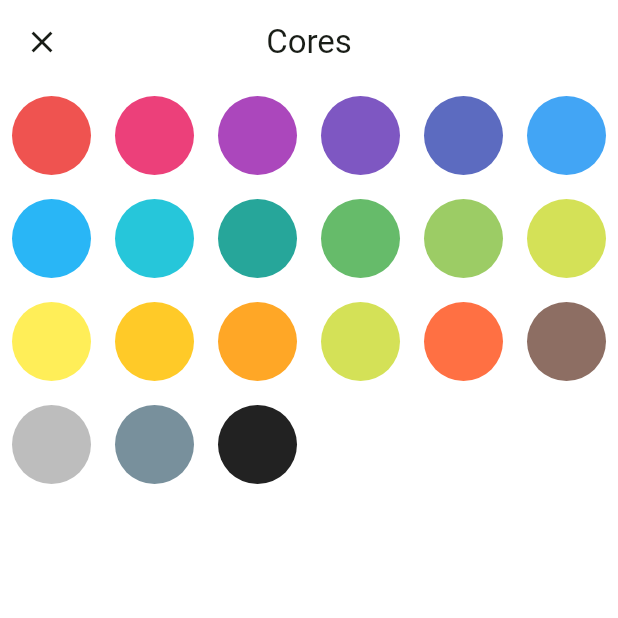
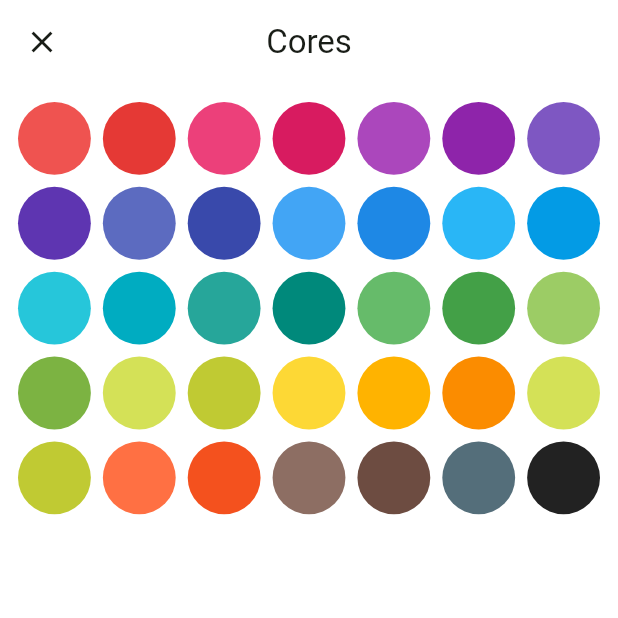
Before and after one commit to lucasdanbatista/budgetbud, a Flutter app: the CategoryColorsBottomSheet screen opened directly, on a phone screen of 412 x 824 dp, the top half of it. Run offline on Flutter 3.47's test engine with Material 2 defaults, Android fonts, the phone set to English and light mode, and no system bars; our stand-ins replace auto_route, flutter_mobx, get_it, line_icons, mobx, sqflite; accounts and stored records are empty; generated files the repository leaves out were written again.

Commit message:
Add more icons and colors

```diff
--- a/lib/core/entities/category.dart
+++ b/lib/core/entities/category.dart
@@ -1,4 +1,5 @@
 import 'package:flutter/material.dart';
+import 'package:line_icons/line_icons.dart';
 
 import 'budget.dart';
 import 'entity.dart';
@@ -10,37 +11,69 @@ class Category extends Entity {
   late Color color;
   late double budgetLimit;
   late final Budget budget;
+
   static const icons = {
-    'ic_restaurant_outlined': Icons.restaurant_outlined,
-    'ic_shopping_cart_outlined': Icons.shopping_cart_outlined,
-    'ic_dry_cleaning_outlined': Icons.dry_cleaning_outlined,
-    'ic_receipt_long_outlined': Icons.receipt_long_outlined,
-    'ic_home_outlined': Icons.home_outlined,
-    'ic_directions_car_outlined': Icons.directions_car_outlined,
-    'ic_beach_access_outlined': Icons.beach_access_outlined,
-    'ic_card_travel_outlined': Icons.card_travel_outlined,
+    '8d0486d6': LineIcons.pizzaSlice,
+    '7ebc6c2b': LineIcons.shoppingCart,
+    '13f82d9e': LineIcons.tShirt,
+    'cf357f08': LineIcons.moneyBill,
+    '6df8f3ba': LineIcons.home,
+    '0749e67f': LineIcons.car,
+    '1dff11aa': LineIcons.compass,
+    '7f41acb2': LineIcons.plane,
+    'a410e0a4': LineIcons.heartbeat,
+    'e7b4386f': LineIcons.gamepad,
+    '033572c0': LineIcons.wrench,
+    '2b2c3f83': LineIcons.gift,
+    '0e9598e2': LineIcons.firstAid,
+    '4c4145e2': LineIcons.wineGlass,
+    '0f807d74': LineIcons.dog,
+    '2f350878': LineIcons.cat,
+    '341fa2b5': LineIcons.wallet,
+    'e398d2a4': LineIcons.music,
+    'ee7af55a': LineIcons.graduationCap,
+    '6cd36444': LineIcons.creditCard,
+    'dcb0b3d2': LineIcons.fileInvoiceWithUsDollar,
+    '23ee6987': LineIcons.userFriends,
+    '1b7ee9a0': LineIcons.piggyBank,
+    '49550a2d': LineIcons.cut,
   };
+
   static final colors = [
     Colors.red.shade400,
+    Colors.red.shade600,
     Colors.pink.shade400,
+    Colors.pink.shade600,
     Colors.purple.shade400,
+    Colors.purple.shade600,
     Colors.deepPurple.shade400,
+    Colors.deepPurple.shade600,
     Colors.indigo.shade400,
+    Colors.indigo.shade600,
     Colors.blue.shade400,
+    Colors.blue.shade600,
     Colors.lightBlue.shade400,
+    Colors.lightBlue.shade600,
     Colors.cyan.shade400,
+    Colors.cyan.shade600,
     Colors.teal.shade400,
+    Colors.teal.shade600,
     Colors.green.shade400,
+    Colors.green.shade600,
     Colors.lightGreen.shade400,
+    Colors.lightGreen.shade600,
     Colors.lime.shade400,
-    Colors.yellow.shade400,
-    Colors.amber.shade400,
-    Colors.orange.shade400,
+    Colors.lime.shade600,
+    Colors.yellow.shade600,
+    Colors.amber.shade600,
+    Colors.orange.shade600,
     Colors.lime.shade400,
+    Colors.lime.shade600,
     Colors.deepOrange.shade400,
+    Colors.deepOrange.shade600,
     Colors.brown.shade400,
-    Colors.grey.shade400,
-    Colors.blueGrey.shade400,
+    Colors.brown.shade600,
+    Colors.blueGrey.shade600,
     Colors.black87,
   ];
 
--- a/lib/features/budget_details/widgets/category_colors_bottom_sheet.dart
+++ b/lib/features/budget_details/widgets/category_colors_bottom_sheet.dart
@@ -18,17 +18,23 @@ class CategoryColorsBottomSheet extends StatelessWidget {
         ),
       ),
       body: GridView.count(
-        crossAxisCount: 6,
+        padding: const EdgeInsets.all(12),
+        crossAxisCount: 7,
+        mainAxisSpacing: 8,
+        crossAxisSpacing: 8,
         children: Category.colors
             .map(
-              (e) => IconButton(
-                icon: Container(
+              (e) => InkWell(
+                borderRadius: const BorderRadius.all(Radius.circular(100)),
+                child: Ink(
+                  height: 24,
+                  width: 24,
                   decoration: BoxDecoration(
                     color: e,
                     shape: BoxShape.circle,
                   ),
                 ),
-                onPressed: () => Navigator.pop(context, e),
+                onTap: () => Navigator.pop(context, e),
               ),
             )
             .toList(),
--- a/lib/features/budget_details/widgets/category_list_tile.dart
+++ b/lib/features/budget_details/widgets/category_list_tile.dart
@@ -52,6 +52,7 @@ class CategoryListTile extends StatelessWidget {
           const Padding(padding: EdgeInsets.only(top: 4)),
           LinearProgressIndicator(
             value: utilizedPercentage,
+            color: category.color,
           ),
           const Padding(padding: EdgeInsets.only(top: 8)),
           Text(
--- a/pubspec.yaml
+++ b/pubspec.yaml
@@ -15,6 +15,7 @@ dependencies:
   get_it: ^7.6.4
   intl: ^0.18.1
   json_annotation: ^4.8.1
+  line_icons: ^2.0.3
   mobx: ^2.2.1
   sqflite: ^2.3.0
   uuid: ^4.1.0
```
Also changed, not shown: pubspec.lock.
